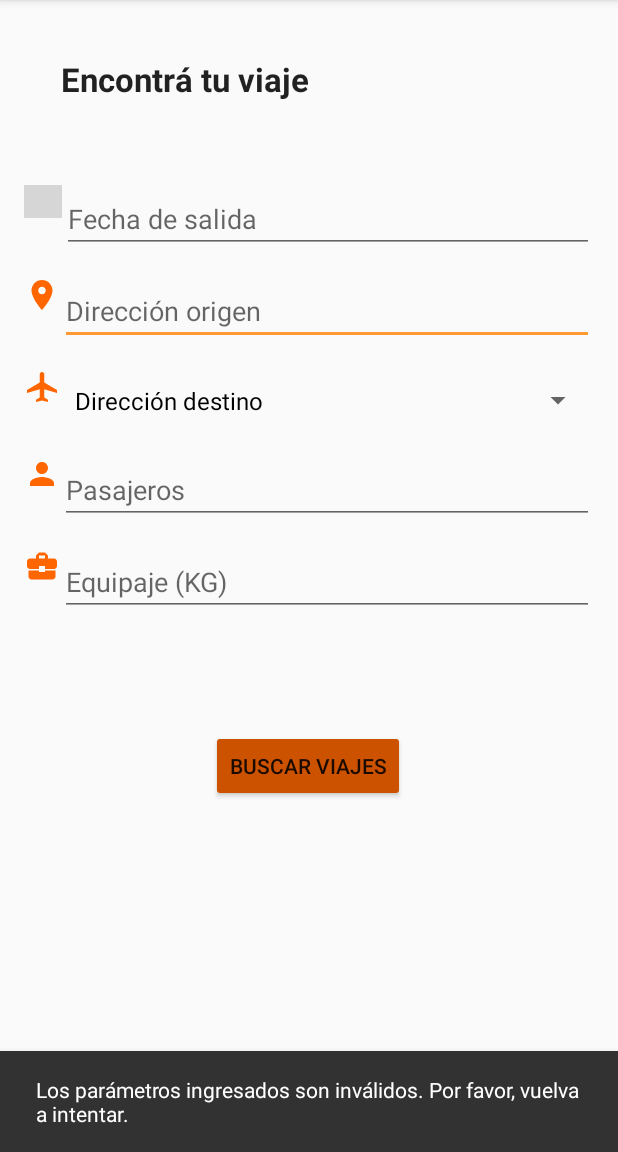
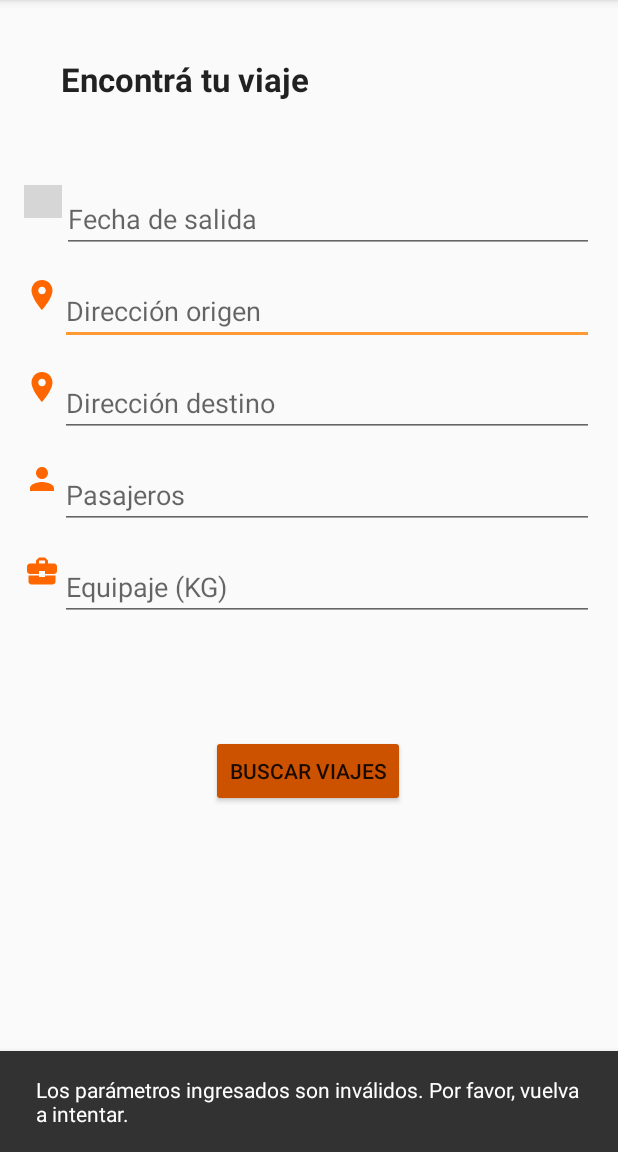
Before and after one commit to juanmartinez-19/vaa, an Android app built with Jetpack Compose: the screen it shows after launch (HomeActivity), after a tap on "BUSCAR VIAJES", on a phone screen of 412 x 824 dp, the part 84-1236 px from its top. Run offline under Robolectric (Android 15) with nearby library versions, the phone set to English and light mode, and no system bars; our stand-ins replace navigation-ui; grey boxes are pictures that could not be loaded.

Commit message:
Modificación del campo dirección destino para que permita ingresar cualquier dirección, en vez de un desplegable con los aeropuertos

```diff
--- a/app/src/main/java/com/example/vanalaeropuerto/fragments/HomeFragment.kt
+++ b/app/src/main/java/com/example/vanalaeropuerto/fragments/HomeFragment.kt
@@ -31,7 +31,7 @@ class HomeFragment : Fragment() {
     //Pantalla
     private lateinit var v : View
     private lateinit var etOriginAddress : EditText
-    private lateinit var spDestinationAddress : Spinner
+    private lateinit var etDestinationAddress : EditText
     private lateinit var etPassangers : EditText
     private lateinit var etLuggage : EditText
     private lateinit var etDepartureDate : EditText
@@ -41,13 +41,11 @@ class HomeFragment : Fragment() {
     private lateinit var textViewTitle : TextView
 
     private var originAddress: String?=""
-    private var destinationAddress: String=""
+    private var destinationAddress: String?=""
     private var luggage: Float = 0F
     private var passangers: Int = 0
     private var departureDate: String?=""
     private var selectedDateInMillis: Long = 0
-
-    val opcionesDestino = listOf("Dirección destino", "Buenos Aires Aeroparque, Argentina (AEP)", "Buenos Aires Ezeiza, Argentina (EZE)")
 
     private lateinit var viewModel: HomeViewModel
 
@@ -58,7 +56,7 @@ class HomeFragment : Fragment() {
         v= inflater.inflate(R.layout.fragment_home, container, false)
 
         etOriginAddress = v.findViewById(R.id.etDireccionOrigen)
-        spDestinationAddress = v.findViewById(R.id.spDireccionDestino)
+        etDestinationAddress = v.findViewById(R.id.etDireccionDestino)
         etPassangers = v.findViewById(R.id.etPasajeros)
         etLuggage = v.findViewById(R.id.etEquipaje)
         btnSearch = v.findViewById(R.id.btnBuscar)
@@ -74,49 +72,6 @@ class HomeFragment : Fragment() {
 
         viewModel = ViewModelProvider(this).get(HomeViewModel::class.java)
 
-        val adapter = object :
-            ArrayAdapter<String>(requireContext(), R.layout.item_spinner, opcionesDestino) {
-            override fun isEnabled(position: Int): Boolean {
-                return position != 0
-            }
-
-            override fun getDropDownView(
-                position: Int,
-                convertView: View?,
-                parent: ViewGroup
-            ): View {
-                val v = super.getDropDownView(position, convertView, parent)
-                val textView = v as TextView
-
-                textView.setTextColor(
-                    if (position == 0) android.graphics.Color.GRAY else android.graphics.Color.BLACK
-                )
-
-                return v
-            }
-        }
-
-        spDestinationAddress.onItemSelectedListener = object : AdapterView.OnItemSelectedListener {
-            override fun onItemSelected(
-                parent: AdapterView<*>,
-                view: View?,
-                position: Int,
-                id: Long
-            ) {
-                if (position == 0) {
-                    return
-                }
-                val selectedOption = parent.getItemAtPosition(position).toString()
-                destinationAddress = selectedOption
-            }
-
-            override fun onNothingSelected(parent: AdapterView<*>) {
-
-            }
-        }
-
-        spDestinationAddress.adapter = adapter
-
         etDepartureDate.setOnClickListener {
             this.showDatePickerDialog()
         }
@@ -124,6 +79,8 @@ class HomeFragment : Fragment() {
         btnSearch.setOnClickListener {
 
             originAddress = etOriginAddress.text?.toString()
+
+            destinationAddress = etDestinationAddress.text?.toString()
 
             departureDate = etDepartureDate.text?.toString()
 
@@ -145,13 +102,6 @@ class HomeFragment : Fragment() {
 
             this.observeState()
         }
-    }
-
-    override fun onResume() {
-        super.onResume()
-
-        val selectedPosition = opcionesDestino.indexOf(destinationAddress)
-        spDestinationAddress.setSelection(if (selectedPosition != -1) selectedPosition else 0)
     }
 
     private fun showDatePickerDialog() {
--- a/app/src/main/java/com/example/vanalaeropuerto/viewmodels/HomeViewModel.kt
+++ b/app/src/main/java/com/example/vanalaeropuerto/viewmodels/HomeViewModel.kt
@@ -15,7 +15,7 @@ class HomeViewModel : ViewModel() {
     init {
         _viewState.value = ViewState.Idle
     }
-    fun validarDatos(originAddress: String?, destinationAddress: String, luggage: Float?, passangers: Int?, selectedDateInMillis: Long?) {
+    fun validarDatos(originAddress: String?, destinationAddress: String?, luggage: Float?, passangers: Int?, selectedDateInMillis: Long?) {
         _viewState.value = ViewState.Loading
 
         val currentDateInMillis = Calendar.getInstance().timeInMillis
@@ -37,7 +37,7 @@ class HomeViewModel : ViewModel() {
             errores.add("Dirección de origen no puede estar vacía")
         }
 
-        if (destinationAddress.isBlank()) {
+        if (destinationAddress.isNullOrBlank()) {
             errores.add("Dirección de destino no puede estar vacía")
         }
 
--- a/app/src/main/res/layout/fragment_home.xml
+++ b/app/src/main/res/layout/fragment_home.xml
@@ -88,14 +88,15 @@
             android:id="@+id/iconDireccionDestino"
             android:layout_width="wrap_content"
             android:layout_height="wrap_content"
-            android:src="@drawable/baseline_airplane_24"
+            android:src="@drawable/baseline_location_on_24"
             android:contentDescription="Dirección Destino" />
 
-        <Spinner
-            android:id="@+id/spDireccionDestino"
+        <EditText
+            android:id="@+id/etDireccionDestino"
             android:layout_width="0dp"
             android:layout_height="wrap_content"
             android:layout_weight="1"
+            android:hint="Dirección destino"
             android:inputType="text"
             android:spinnerItemStyle="@style/SpinnerItemStyle" />
     </LinearLayout>
```
